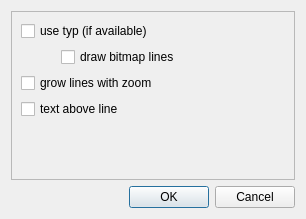
Qt form src/IDlgMapTDBConfig.ui (ntruchsess/QLandkarteGT) before a commit.
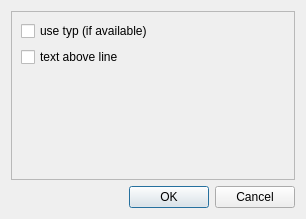
The same form after that commit.

Commit message: * simplify map tdb config dialog * remove grow lines and nitmap lines flag

The edit to the form file:
```diff
--- a/src/IDlgMapTDBConfig.ui
+++ b/src/IDlgMapTDBConfig.ui
@@ -29,40 +29,6 @@
         </property>
        </widget>
       </item>
-      <item>
-       <layout class="QHBoxLayout" name="horizontalLayout" >
-        <item>
-         <spacer name="horizontalSpacer" >
-          <property name="orientation" >
-           <enum>Qt::Horizontal</enum>
-          </property>
-          <property name="sizeType" >
-           <enum>QSizePolicy::Fixed</enum>
-          </property>
-          <property name="sizeHint" stdset="0" >
-           <size>
-            <width>40</width>
-            <height>20</height>
-           </size>
-          </property>
-         </spacer>
-        </item>
-        <item>
-         <widget class="QCheckBox" name="checkBitmapLines" >
-          <property name="text" >
-           <string>draw bitmap lines</string>
-          </property>
-         </widget>
-        </item>
-       </layout>
-      </item>
-      <item>
-       <widget class="QCheckBox" name="checkGrowLines" >
-        <property name="text" >
-         <string>grow lines with zoom</string>
-        </property>
-       </widget>
-      </item>
       <item>
        <widget class="QCheckBox" name="checkTextAboveLine" >
         <property name="text" >
```
The commit also changes 3 other files.
